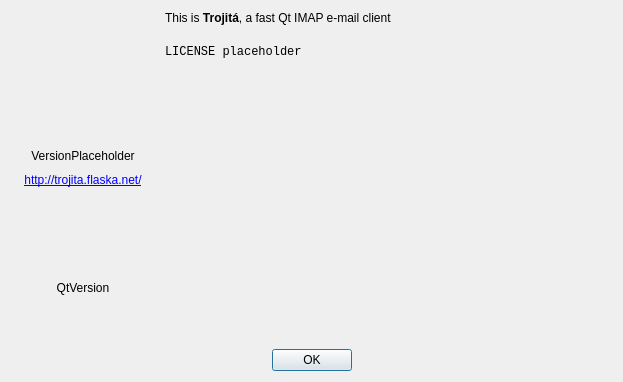
Old version of the form src/Gui/AboutDialog.ui in the repository jktjkt/trojita.
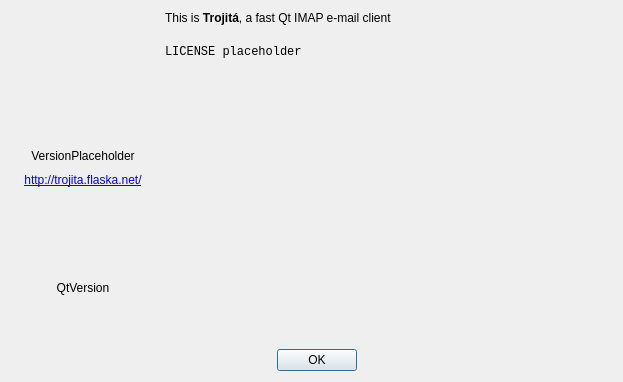
New version of the form. Icons and pictures are not drawn.

Commit message:
Minimize right padding in About Trojitá dialog
After suggestion from Jan Kundrát in Gerrit change 1018, to make the
dialog look better.

Patch:
```diff
--- a/src/Gui/AboutDialog.ui
+++ b/src/Gui/AboutDialog.ui
@@ -14,6 +14,9 @@
    <string>About Trojitá</string>
   </property>
   <layout class="QVBoxLayout" name="verticalLayout">
+   <property name="rightMargin">
+    <number>0</number>
+   </property>
    <item>
     <layout class="QHBoxLayout" name="main">
      <property name="spacing">
```
